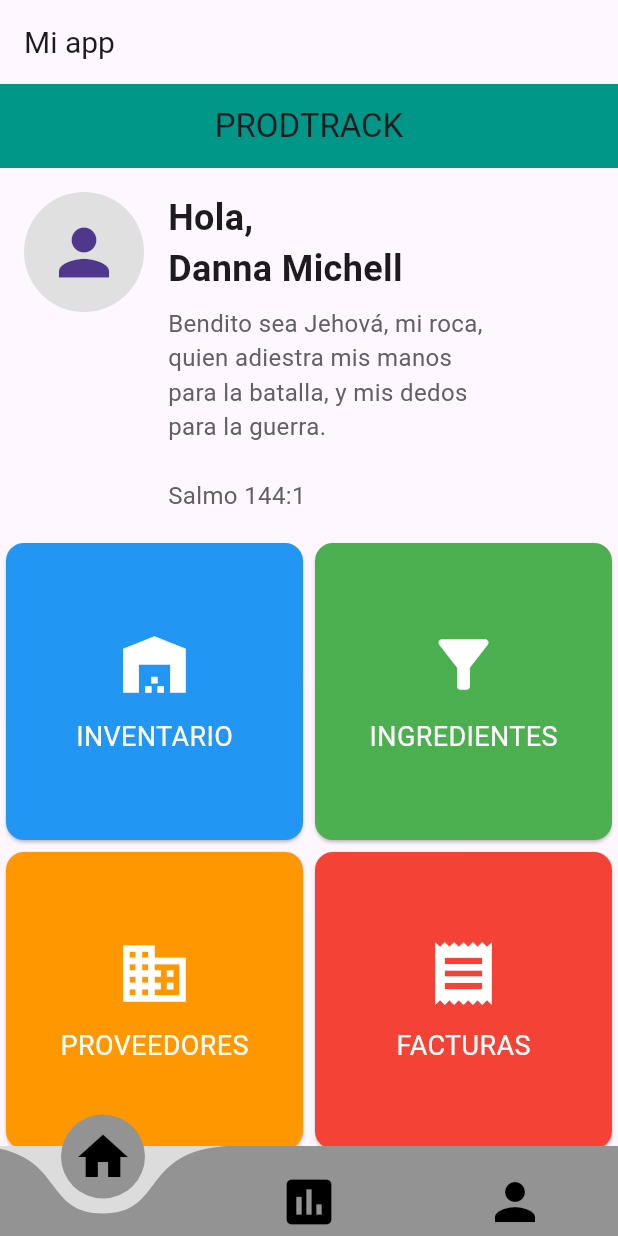
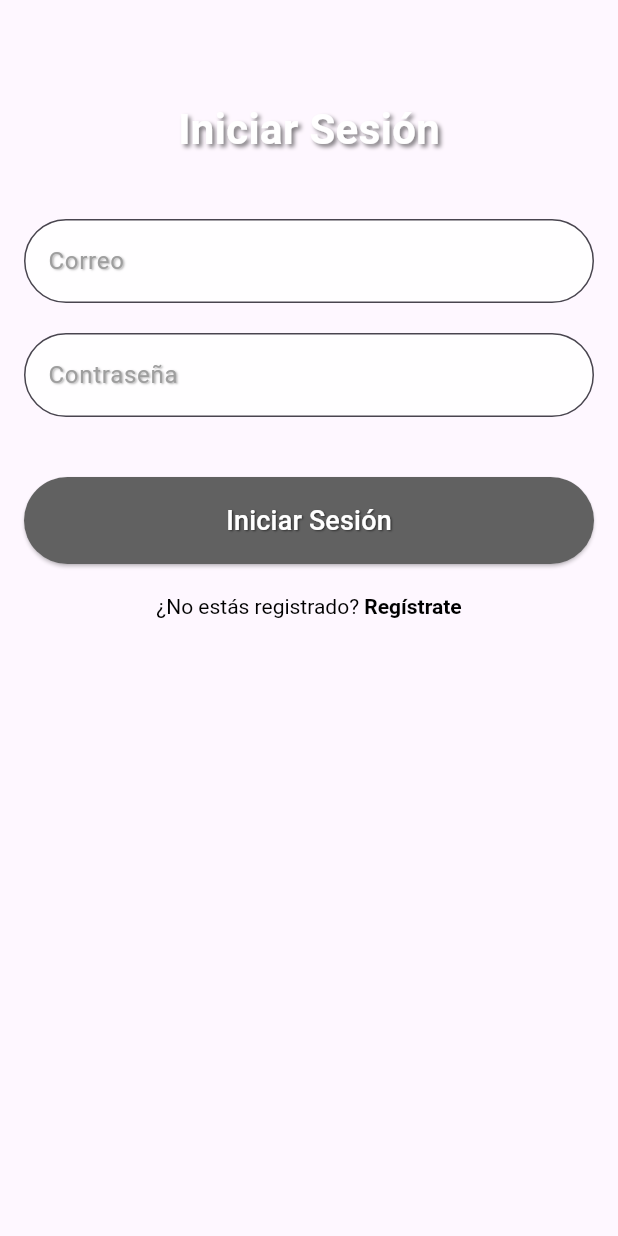
Before and after one commit to Moo0nchild/prodtrack, a Flutter app: the screen it shows after launch, on a phone screen of 412 x 824 dp. Run offline on Flutter 3.47's test engine with Material 3 defaults, Android fonts, the phone set to English and light mode, and no system bars; drawn by our look-alikes of curved_navigation_bar; our stand-ins replace cloud_firestore, firebase_auth, firebase_core, get, get_storage, image_picker; accounts and stored records are empty.

Commit message:
changes 30/09/24 (login and register)

```diff
--- a/lib/main.dart
+++ b/lib/main.dart
@@ -1,8 +1,7 @@
 import 'package:flutter/material.dart';
 import 'package:firebase_core/firebase_core.dart';
 import 'package:get/get_navigation/src/root/get_material_app.dart';
-import 'package:prodtrack/pages/index_pages.dart';
-import 'package:prodtrack/pages/login.dart';
+import 'package:prodtrack/pages/login_page.dart';
 
 import 'firebase_options.dart';
 
@@ -10,7 +9,6 @@ void main() async {
   runApp(const MyApp());
   await Firebase.initializeApp(
     options: DefaultFirebaseOptions.currentPlatform,
-
   );
 }
 
@@ -25,7 +23,6 @@ class MyApp extends StatelessWidget {
         theme: ThemeData(
           primarySwatch: Colors.blue,
         ),
-      home: indexPages()
-    );
+        home: LoginPage());
   }
 }
--- /dev/null
+++ b/lib/pages/login_page.dart
@@ -0,0 +1,145 @@
+import 'package:flutter/material.dart';
+import 'package:get/get.dart';
+import 'package:prodtrack/pages/register_page.dart';
+import '../controllers/auth_controller.dart';
+
+class LoginPage extends StatelessWidget {
+  final AuthController _authController = Get.put(AuthController());
+
+  final TextEditingController _emailController =
+      TextEditingController(); //no se inicia sesion con usermane sino con email xd
+  final TextEditingController _passwordController = TextEditingController();
+
+  @override
+  Widget build(BuildContext context) {
+    return Scaffold(
+      body: SafeArea(
+        child: SingleChildScrollView(
+          child: Padding(
+            padding: const EdgeInsets.all(16.0),
+            child: Column(
+              crossAxisAlignment: CrossAxisAlignment.start,
+              children: [
+                SizedBox(height: 50),
+                Center(
+                  child: Text(
+                    'Iniciar Sesión',
+                    style: TextStyle(
+                      fontSize: 28,
+                      fontWeight: FontWeight.bold,
+                      color: Colors.white,
+                      shadows: [
+                        Shadow(
+                          offset: Offset(2, 2),
+                          blurRadius: 3.0,
+                          color: Colors.black.withOpacity(0.5),
+                        ),
+                      ],
+                    ),
+                  ),
+                ),
+                SizedBox(height: 40),
+                _buildTextField(context, 'Correo', _emailController),
+                SizedBox(height: 20),
+                _buildTextField(context, 'Contraseña', _passwordController,
+                    obscureText: true),
+                SizedBox(height: 40),
+                Obx(() => _authController.isLoading.value
+                    ? Center(child: CircularProgressIndicator())
+                    : _buildLoginButton(context)),
+                SizedBox(height: 20),
+                Center(
+                  child: GestureDetector(
+                    onTap: () => Get.to(() =>
+                        RegisterPage()), // Redirige a la página de registro
+                    child: RichText(
+                      text: TextSpan(
+                        style: TextStyle(color: Colors.black),
+                        children: [
+                          TextSpan(text: '¿No estás registrado? '),
+                          TextSpan(
+                            text: 'Regístrate',
+                            style: TextStyle(fontWeight: FontWeight.bold),
+                          ),
+                        ],
+                      ),
+                    ),
+                  ),
+                ),
+              ],
+            ),
+          ),
+        ),
+      ),
+    );
+  }
+
+  Widget _buildTextField(
+      BuildContext context, String hintText, TextEditingController controller,
+      {bool obscureText = false}) {
+    return TextField(
+      controller: controller,
+      obscureText: obscureText,
+      style: TextStyle(color: Colors.black),
+      decoration: InputDecoration(
+        labelText: hintText,
+        labelStyle: TextStyle(
+          color: Colors.grey,
+          shadows: [
+            Shadow(
+              offset: Offset(1, 1),
+              blurRadius: 1.0,
+              color: Colors.black.withOpacity(0.3),
+            ),
+          ],
+        ),
+        filled: true,
+        fillColor: Colors.white.withOpacity(0.9),
+        border: OutlineInputBorder(
+          borderRadius: BorderRadius.circular(30),
+        ),
+        focusedBorder: OutlineInputBorder(
+          borderSide: BorderSide(color: Colors.white),
+          borderRadius: BorderRadius.circular(30),
+        ),
+      ),
+    );
+  }
+
+  Widget _buildLoginButton(BuildContext context) {
+    return Center(
+      child: SizedBox(
+        width: double.infinity,
+        child: ElevatedButton(
+          style: ElevatedButton.styleFrom(
+            padding: EdgeInsets.symmetric(vertical: 16),
+            shape: RoundedRectangleBorder(
+              borderRadius: BorderRadius.circular(30),
+            ),
+            backgroundColor: Colors.grey[700],
+          ),
+          onPressed: () {
+            String username = _emailController.text.trim();
+            String password = _passwordController.text.trim();
+
+            _authController.login(username, password);
+          },
+          child: Text(
+            'Iniciar Sesión',
+            style: TextStyle(
+              fontSize: 18,
+              color: Colors.white,
+              shadows: [
+                Shadow(
+                  offset: Offset(1, 1),
+                  blurRadius: 1.0,
+                  color: Colors.black.withOpacity(0.5),
+                ),
+              ],
+            ),
+          ),
+        ),
+      ),
+    );
+  }
+}
```
Also changed, not shown: lib/controllers/auth_controller.dart (added, +118 -0 lines), lib/pages/home_page.dart (+90 -10 lines), lib/pages/login.dart (deleted, +0 -103 lines), lib/pages/register_page.dart (added, +155 -0 lines), lib/pages/supplier_pages/supplier_page.dart (+17 -8 lines), lib/services/firebase_service.dart (added, +81 -0 lines), pubspec.yaml (+12 -4 lines), pubspec.lock, 3 other files. Lines whose indentation alone changed are shown as unchanged.
